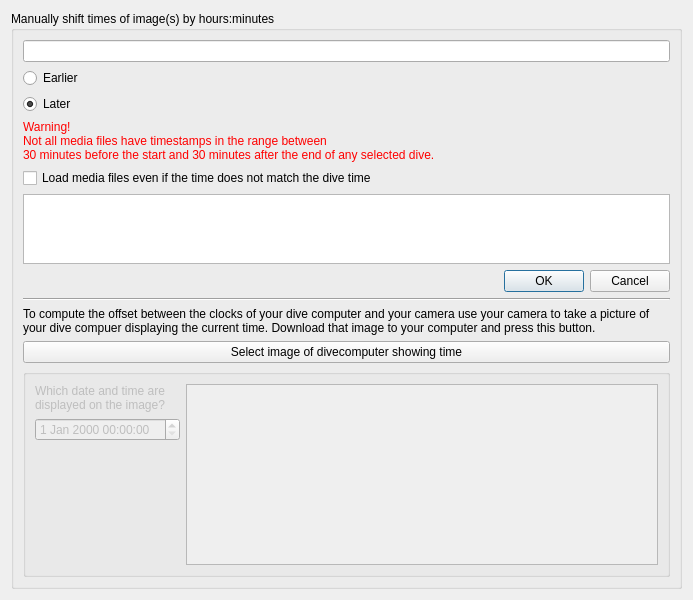
Above: desktop-widgets/shiftimagetimes.ui from subsurface/subsurface before the change. Below: the same form after it.
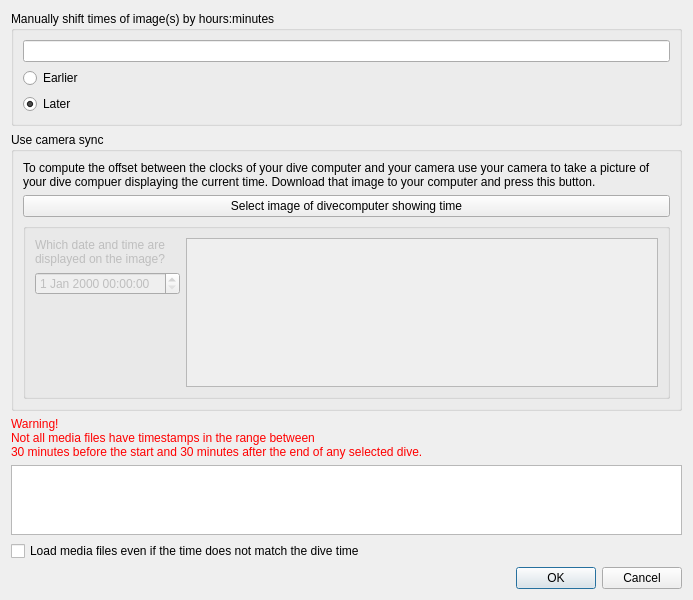
That is the form after the change. Icons and pictures are not drawn.

Commit message:
desktop/image-time-shift: reorder UI
The camera sync feature has been moved above the Ok and Cancel buttons
and given its own descriptive header. The checkbox to ignore unaligned
image timestamps has been moved closer to the buttons.

The edit to the form file:
```diff
--- a/desktop-widgets/shiftimagetimes.ui
+++ b/desktop-widgets/shiftimagetimes.ui
@@ -55,61 +55,16 @@
         </property>
        </widget>
       </item>
-      <item>
-       <widget class="QLabel" name="warningLabel">
-        <property name="enabled">
-         <bool>true</bool>
-        </property>
-        <property name="styleSheet">
-         <string notr="true">color: red;</string>
-        </property>
-        <property name="text">
-         <string>Warning!
-Not all media files have timestamps in the range between
-30 minutes before the start and 30 minutes after the end of any selected dive.</string>
-        </property>
-       </widget>
-      </item>
-      <item>
-       <widget class="QCheckBox" name="matchAllImages">
-        <property name="text">
-         <string>Load media files even if the time does not match the dive time</string>
-        </property>
-       </widget>
-      </item>
-      <item>
-       <widget class="QTextEdit" name="invalidFilesText">
-        <property name="styleSheet">
-         <string notr="true">color: red; </string>
-        </property>
-        <property name="lineWrapMode">
-         <enum>QTextEdit::NoWrap</enum>
-        </property>
-        <property name="readOnly">
-         <bool>true</bool>
-        </property>
-        <property name="text" stdset="0">
-         <string/>
-        </property>
-       </widget>
-      </item>
-      <item>
-       <widget class="QDialogButtonBox" name="buttonBox">
-        <property name="orientation">
-         <enum>Qt::Horizontal</enum>
-        </property>
-        <property name="standardButtons">
-         <set>QDialogButtonBox::Cancel|QDialogButtonBox::Ok</set>
-        </property>
-       </widget>
-      </item>
-      <item>
-       <widget class="Line" name="line">
-        <property name="orientation">
-         <enum>Qt::Horizontal</enum>
-        </property>
-       </widget>
-      </item>
+
+     </layout>
+    </widget>
+   </item>
+   <item>
+    <widget class="QGroupBox" name="groupBox2">
+     <property name="title">
+      <string>Use camera sync</string>
+     </property>
+     <layout class="QVBoxLayout" name="verticalLayout2">
       <item>
        <widget class="QLabel" name="label">
         <property name="maximumSize">
@@ -196,6 +151,54 @@
      </layout>
     </widget>
    </item>
+   <item>
+    <widget class="QLabel" name="warningLabel">
+     <property name="enabled">
+      <bool>true</bool>
+     </property>
+     <property name="styleSheet">
+      <string notr="true">color: red;</string>
+     </property>
+     <property name="text">
+      <string>Warning!
+Not all media files have timestamps in the range between
+30 minutes before the start and 30 minutes after the end of any selected dive.</string>
+     </property>
+    </widget>
+   </item>
+   <item>
+    <widget class="QTextEdit" name="invalidFilesText">
+     <property name="styleSheet">
+      <string notr="true">color: red; </string>
+     </property>
+     <property name="lineWrapMode">
+      <enum>QTextEdit::NoWrap</enum>
+     </property>
+     <property name="readOnly">
+      <bool>true</bool>
+     </property>
+     <property name="text" stdset="0">
+      <string/>
+     </property>
+    </widget>
+   </item>
+   <item>
+    <widget class="QCheckBox" name="matchAllImages">
+     <property name="text">
+      <string>Load media files even if the time does not match the dive time</string>
+     </property>
+    </widget>
+   </item>
+   <item>
+    <widget class="QDialogButtonBox" name="buttonBox">
+     <property name="orientation">
+      <enum>Qt::Horizontal</enum>
+     </property>
+     <property name="standardButtons">
+      <set>QDialogButtonBox::Cancel|QDialogButtonBox::Ok</set>
+     </property>
+    </widget>
+   </item>
   </layout>
  </widget>
  <resources>
```
